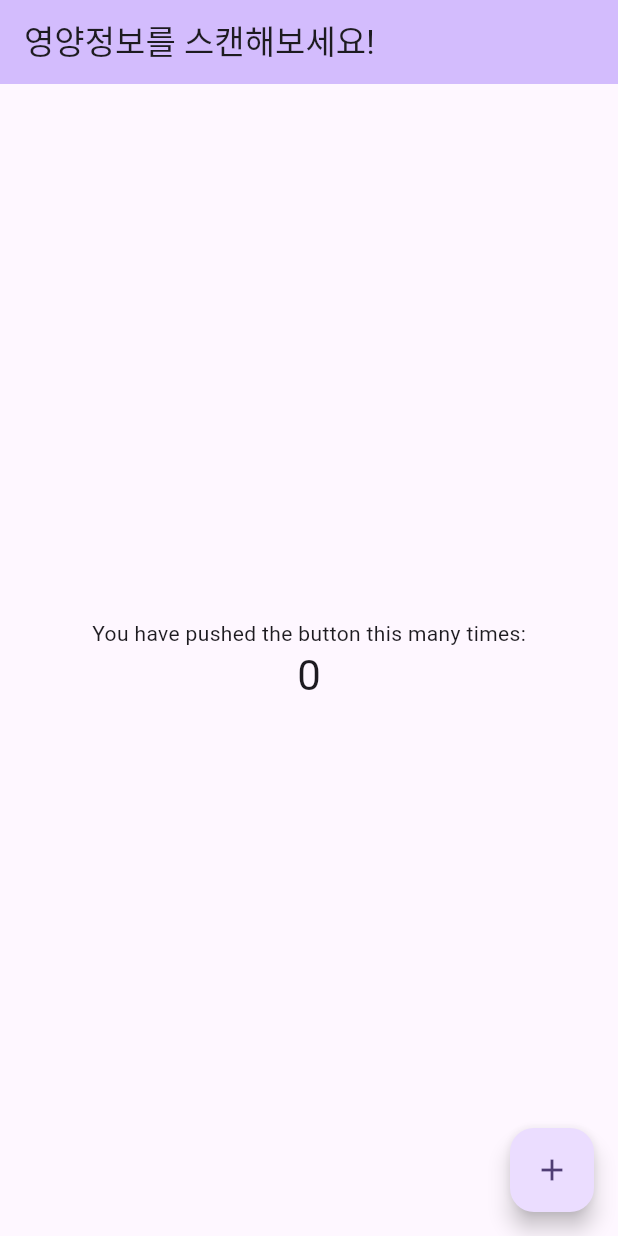
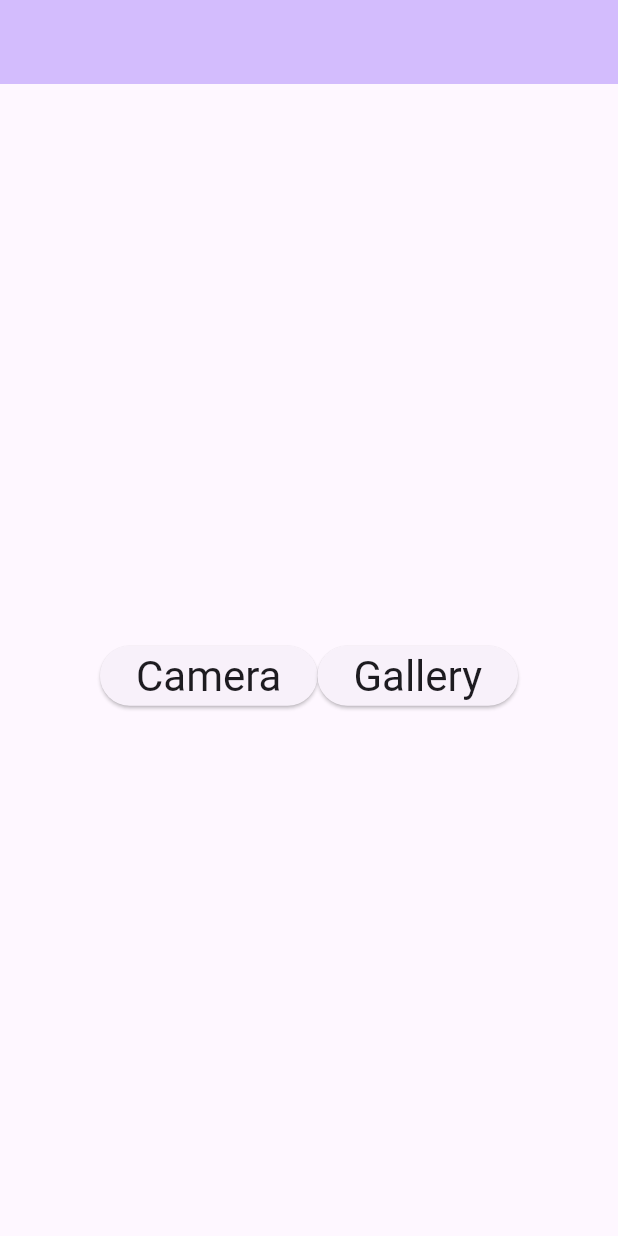
Before and after one commit to f-lab-edu/nutrient-scanner, a Flutter app: the screen it shows after launch, on a phone screen of 412 x 824 dp. Run offline on Flutter 3.47's test engine with Material 3 defaults, Android fonts, the phone set to English and light mode, and no system bars; our stand-ins replace image_picker; missing offline and left inert: google_mlkit_text_recognition.

Commit message:
OCR 구현

```diff
--- a/lib/main.dart
+++ b/lib/main.dart
@@ -1,4 +1,6 @@
 import 'package:flutter/material.dart';
+import 'package:google_mlkit_text_recognition/google_mlkit_text_recognition.dart';
+import 'package:image_picker/image_picker.dart';
 
 void main() {
   runApp(const MyApp());
@@ -7,46 +9,21 @@ void main() {
 class MyApp extends StatelessWidget {
   const MyApp({super.key});
 
-  // This widget is the root of your application.
   @override
   Widget build(BuildContext context) {
     return MaterialApp(
       title: 'nutrient scanner',
       theme: ThemeData(
-        // This is the theme of your application.
-        //
-        // TRY THIS: Try running your application with "flutter run". You'll see
-        // the application has a purple toolbar. Then, without quitting the app,
-        // try changing the seedColor in the colorScheme below to Colors.green
-        // and then invoke "hot reload" (save your changes or press the "hot
-        // reload" button in a Flutter-supported IDE, or press "r" if you used
-        // the command line to start the app).
-        //
-        // Notice that the counter didn't reset back to zero; the application
-        // state is not lost during the reload. To reset the state, use hot
-        // restart instead.
-        //
-        // This works for code too, not just values: Most code changes can be
-        // tested with just a hot reload.
         colorScheme: ColorScheme.fromSeed(seedColor: Colors.deepPurple),
         useMaterial3: true,
       ),
-      home: const MyHomePage(title: '영양정보를 스캔해보세요!'),
+      home: const MyHomePage(title: ''),
     );
   }
 }
 
 class MyHomePage extends StatefulWidget {
   const MyHomePage({super.key, required this.title});
-
-  // This widget is the home page of your application. It is stateful, meaning
-  // that it has a State object (defined below) that contains fields that affect
-  // how it looks.
-
-  // This class is the configuration for the state. It holds the values (in this
-  // case the title) provided by the parent (in this case the App widget) and
-  // used by the build method of the State. Fields in a Widget subclass are
-  // always marked "final".
 
   final String title;
 
@@ -55,71 +32,80 @@ class MyHomePage extends StatefulWidget {
 }
 
 class _MyHomePageState extends State<MyHomePage> {
-  int _counter = 0;
+  final ImagePicker picker = ImagePicker();
+  final TextRecognizer textRecognizer = TextRecognizer(
+    script: TextRecognitionScript.korean,
+  );
 
-  void _incrementCounter() {
-    setState(() {
-      // This call to setState tells the Flutter framework that something has
-      // changed in this State, which causes it to rerun the build method below
-      // so that the display can reflect the updated values. If we changed
-      // _counter without calling setState(), then the build method would not be
-      // called again, and so nothing would appear to happen.
-      _counter++;
-    });
-  }
+  String? pickedImagePath;
+  String recognizedText = "";
 
   @override
   Widget build(BuildContext context) {
-    // This method is rerun every time setState is called, for instance as done
-    // by the _incrementCounter method above.
-    //
-    // The Flutter framework has been optimized to make rerunning build methods
-    // fast, so that you can just rebuild anything that needs updating rather
-    // than having to individually change instances of widgets.
     return Scaffold(
       appBar: AppBar(
-        // TRY THIS: Try changing the color here to a specific color (to
-        // Colors.amber, perhaps?) and trigger a hot reload to see the AppBar
-        // change color while the other colors stay the same.
         backgroundColor: Theme.of(context).colorScheme.inversePrimary,
-        // Here we take the value from the MyHomePage object that was created by
-        // the App.build method, and use it to set our appbar title.
         title: Text(widget.title),
       ),
       body: Center(
-        // Center is a layout widget. It takes a single child and positions it
-        // in the middle of the parent.
         child: Column(
-          // Column is also a layout widget. It takes a list of children and
-          // arranges them vertically. By default, it sizes itself to fit its
-          // children horizontally, and tries to be as tall as its parent.
-          //
-          // Column has various properties to control how it sizes itself and
-          // how it positions its children. Here we use mainAxisAlignment to
-          // center the children vertically; the main axis here is the vertical
-          // axis because Columns are vertical (the cross axis would be
-          // horizontal).
-          //
-          // TRY THIS: Invoke "debug painting" (choose the "Toggle Debug Paint"
-          // action in the IDE, or press "p" in the console), to see the
-          // wireframe for each widget.
           mainAxisAlignment: MainAxisAlignment.center,
           children: <Widget>[
-            const Text(
-              'You have pushed the button this many times:',
+            Text(
+              recognizedText,
             ),
-            Text(
-              '$_counter',
-              style: Theme.of(context).textTheme.headlineMedium,
+            Row(
+              mainAxisAlignment: MainAxisAlignment.center,
+              children: <Widget>[
+                ElevatedButton(
+                    onPressed: () => getImage(ImageSource.camera),
+                    child: Text('Camera',
+                        style: Theme.of(context).textTheme.headlineMedium)),
+                ElevatedButton(
+                    onPressed: () => getImage(ImageSource.gallery),
+                    child: Text('Gallery',
+                        style: Theme.of(context).textTheme.headlineMedium)),
+              ],
             ),
           ],
         ),
       ),
-      floatingActionButton: FloatingActionButton(
-        onPressed: _incrementCounter,
-        tooltip: 'Increment',
-        child: const Icon(Icons.add),
-      ), // This trailing comma makes auto-formatting nicer for build methods.
     );
   }
+
+  Future getImage(ImageSource imageSource) async {
+    final pickedImage = await picker.pickImage(source: imageSource);
+
+    if (pickedImage == null) {
+      return;
+    }
+
+    _recognizeImage(pickedImage);
+  }
+
+  void _recognizeImage(XFile image) async {
+    try {
+      final inputImage = InputImage.fromFilePath(image.path);
+      final RecognizedText recognisedText =
+          await textRecognizer.processImage(inputImage);
+
+      recognizedText = "";
+
+      for (TextBlock block in recognisedText.blocks) {
+        for (TextLine line in block.lines) {
+          recognizedText += "${line.text}\n";
+        }
+      }
+    } catch (e) {
+      if (!mounted) {
+        return;
+      }
+
+      ScaffoldMessenger.of(context).showSnackBar(
+        SnackBar(
+          content: Text('Error recognizing text: $e'),
+        ),
+      );
+    }
+  }
 }
```
Also changed, not shown: 1 other file.
